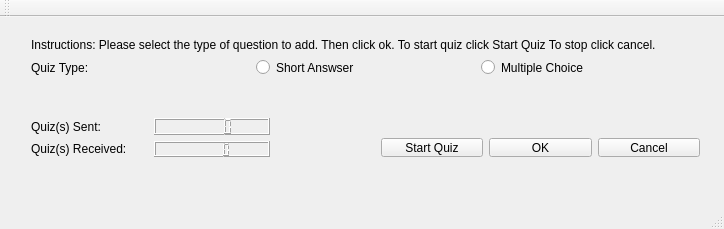
This is serverPresent/mainwindow.ui in ccox04/CS3714_Spring17 as Qt 5 draws it before an edit. The edited form follows.
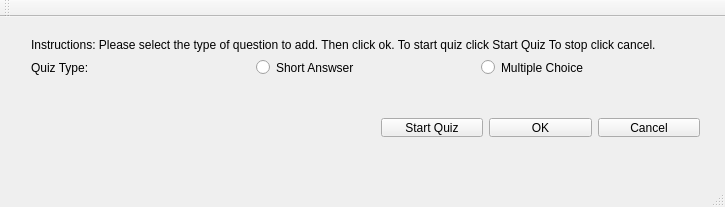
This is the edited form.

What changed in the file:
```diff
--- a/serverPresent/mainwindow.ui
+++ b/serverPresent/mainwindow.ui
@@ -6,8 +6,8 @@
    <rect>
     <x>0</x>
     <y>0</y>
-    <width>724</width>
-    <height>229</height>
+    <width>725</width>
+    <height>207</height>
    </rect>
   </property>
   <property name="windowTitle">
@@ -61,51 +61,11 @@
      </item>
     </layout>
    </widget>
-   <widget class="QWidget" name="layoutWidget_2">
-    <property name="geometry">
-     <rect>
-      <x>20</x>
-      <y>90</y>
-      <width>261</width>
-      <height>61</height>
-     </rect>
-    </property>
-    <layout class="QVBoxLayout" name="verticalLayout_5">
-     <item>
-      <layout class="QHBoxLayout" name="horizontalLayout_9">
-       <item>
-        <widget class="QLabel" name="quizSentLabel">
-         <property name="text">
-          <string>Quiz(s) Sent:</string>
-         </property>
-        </widget>
-       </item>
-       <item>
-        <widget class="QLCDNumber" name="quizSentLcdNumber"/>
-       </item>
-      </layout>
-     </item>
-     <item>
-      <layout class="QHBoxLayout" name="horizontalLayout_8">
-       <item>
-        <widget class="QLabel" name="quizReceivedLabel">
-         <property name="text">
-          <string>Quiz(s) Received:</string>
-         </property>
-        </widget>
-       </item>
-       <item>
-        <widget class="QLCDNumber" name="quizReceivedLcdNumber"/>
-       </item>
-      </layout>
-     </item>
-    </layout>
-   </widget>
-   <widget class="QWidget" name="">
+   <widget class="QWidget" name="layoutWidget">
     <property name="geometry">
      <rect>
       <x>370</x>
-      <y>110</y>
+      <y>90</y>
       <width>341</width>
       <height>41</height>
      </rect>
```
Left out of the diff: 2 changed lines with no effect on the pictures.
